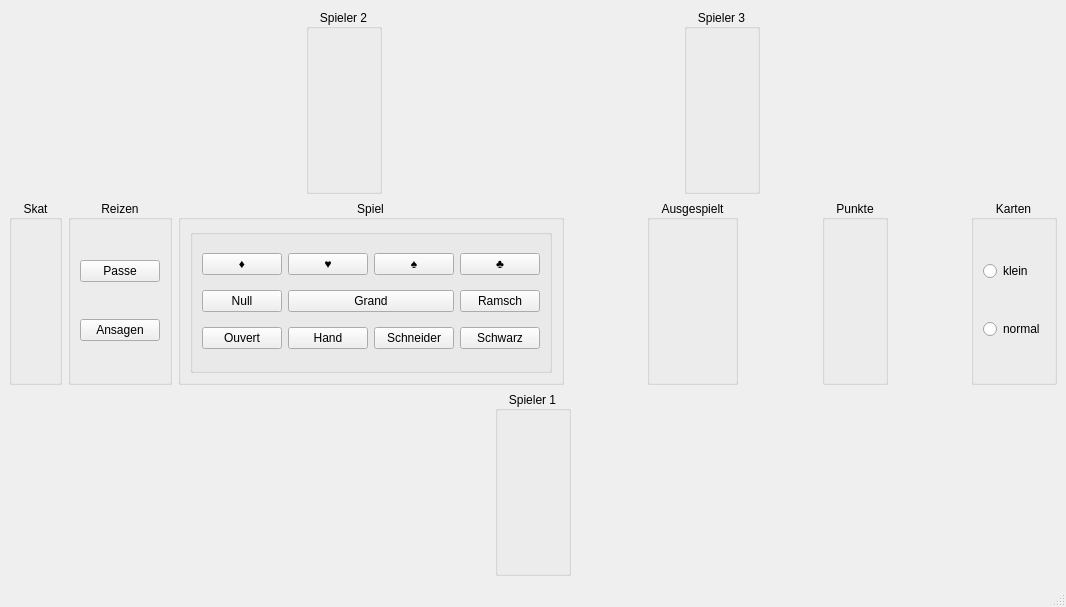
Before: the Qt Designer form src/table.ui in squawk7x/QuteSkatGame, drawn with Qt 5.
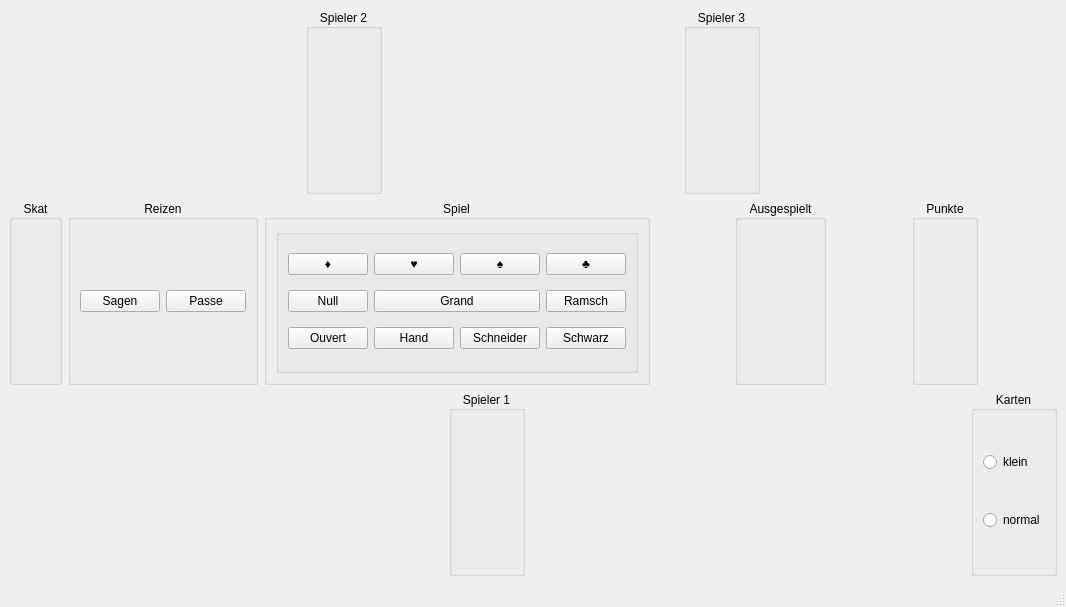
After: the same form once the commit is applied.

```diff
--- a/src/table.ui
+++ b/src/table.ui
@@ -116,21 +116,21 @@
         <property name="alignment">
          <set>Qt::AlignmentFlag::AlignCenter</set>
         </property>
-        <layout class="QVBoxLayout" name="verticalLayout_3">
+        <layout class="QHBoxLayout" name="horizontalLayout_5">
          <item>
-          <widget class="QPushButton" name="pbPasse">
+          <widget class="QPushButton" name="pbSagen">
+           <property name="text">
+            <string>Sagen</string>
+           </property>
+          </widget>
+         </item>
+         <item>
+          <widget class="QPushButton" name="pbPassen">
            <property name="text">
             <string>Passe</string>
            </property>
           </widget>
          </item>
-         <item>
-          <widget class="QPushButton" name="pbAnsagen">
-           <property name="text">
-            <string>Ansagen</string>
-           </property>
-          </widget>
-         </item>
         </layout>
        </widget>
       </item>
@@ -357,32 +357,6 @@
         </property>
        </spacer>
       </item>
-      <item>
-       <widget class="QGroupBox" name="gbCards">
-        <property name="title">
-         <string>Karten</string>
-        </property>
-        <property name="alignment">
-         <set>Qt::AlignmentFlag::AlignCenter</set>
-        </property>
-        <layout class="QVBoxLayout" name="verticalLayout">
-         <item>
-          <widget class="QRadioButton" name="rbSmall">
-           <property name="text">
-            <string>klein</string>
-           </property>
-          </widget>
-         </item>
-         <item>
-          <widget class="QRadioButton" name="rbNormal">
-           <property name="text">
-            <string>normal</string>
-           </property>
-          </widget>
-         </item>
-        </layout>
-       </widget>
-      </item>
      </layout>
     </item>
     <item>
@@ -429,6 +403,32 @@
         </property>
        </spacer>
       </item>
+      <item>
+       <widget class="QGroupBox" name="gbCards">
+        <property name="title">
+         <string>Karten</string>
+        </property>
+        <property name="alignment">
+         <set>Qt::AlignmentFlag::AlignCenter</set>
+        </property>
+        <layout class="QVBoxLayout" name="verticalLayout">
+         <item>
+          <widget class="QRadioButton" name="rbSmall">
+           <property name="text">
+            <string>klein</string>
+           </property>
+          </widget>
+         </item>
+         <item>
+          <widget class="QRadioButton" name="rbNormal">
+           <property name="text">
+            <string>normal</string>
+           </property>
+          </widget>
+         </item>
+        </layout>
+       </widget>
+      </item>
      </layout>
     </item>
    </layout>
```
